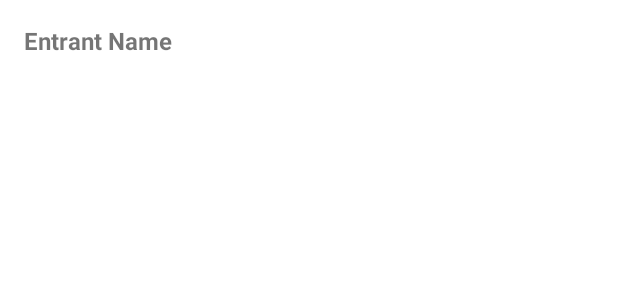
After one commit to CMPUT301F24employ/employ-events, an Android app: the layout entrant_item.xml on its own in the app's theme, with its tools: preview values and no code run, on a phone screen of 412 x 824 dp. The commit adds this screen. Shown: the top 300 px of the screen. Run offline under Robolectric (Android 15) with nearby library versions, the phone set to English and light mode, and no system bars.

Commit message:
Trying to push to aasvi branch

```diff
--- /dev/null
+++ b/app/src/main/res/layout/entrant_item.xml
@@ -0,0 +1,20 @@
+<?xml version="1.0" encoding="utf-8"?>
+<androidx.constraintlayout.widget.ConstraintLayout
+    xmlns:android="http://schemas.android.com/apk/res/android"
+    xmlns:app="http://schemas.android.com/apk/res-auto"
+    xmlns:tools="http://schemas.android.com/tools"
+    android:layout_width="match_parent"
+    android:layout_height="match_parent"
+    android:padding="16dp">
+
+    <TextView
+        android:id="@+id/nameTextView"
+        android:layout_width="wrap_content"
+        android:layout_height="wrap_content"
+        android:text="Entrant Name"
+        android:textSize="16sp"
+        android:textStyle="bold"
+        app:layout_constraintStart_toStartOf="parent"
+        app:layout_constraintTop_toTopOf="parent" />
+
+</androidx.constraintlayout.widget.ConstraintLayout>
```
Also changed, not shown: app/src/main/java/com/example/employ_events/ui/EntrantsActivity.java (added, +62 -0 lines), app/src/main/java/com/example/employ_events/ui/EntrantsAdapter.java (added, +57 -0 lines), app/src/main/java/com/example/employ_events/ui/facility/FacilityFragment.java (+7 -4 lines), app/src/main/res/layout/activity_entrants.xml (added, +22 -0 lines).
